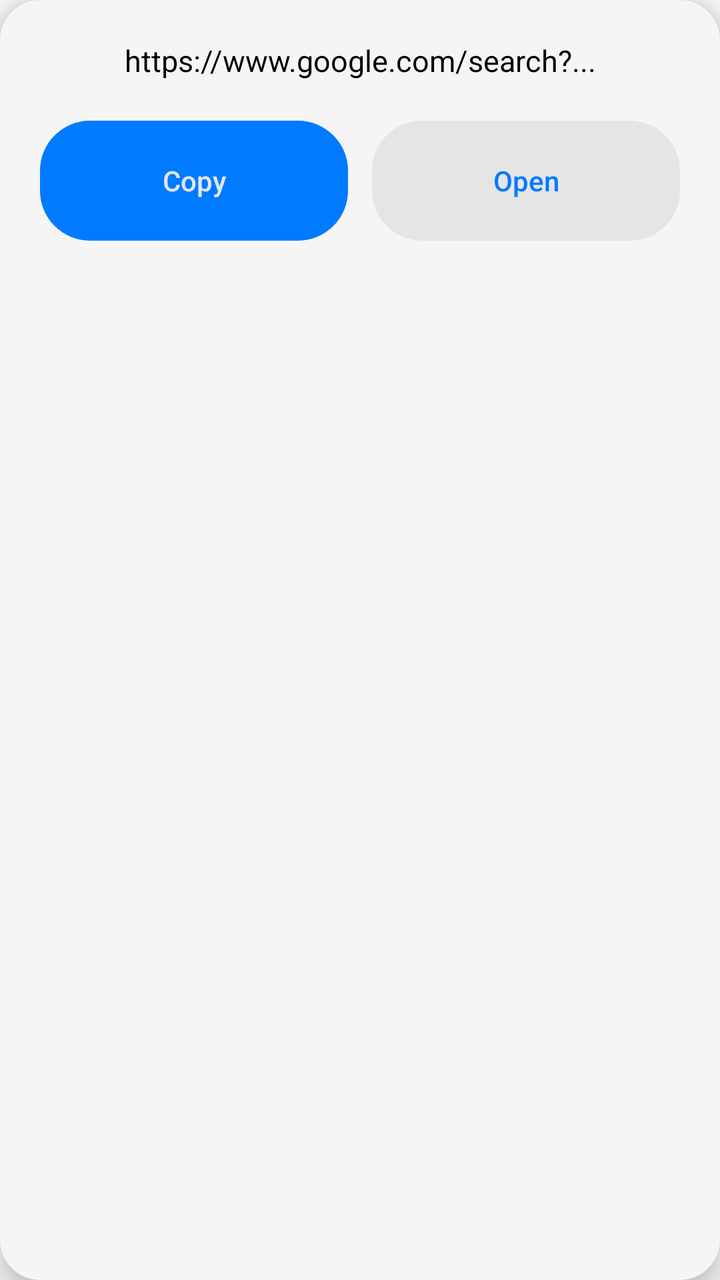
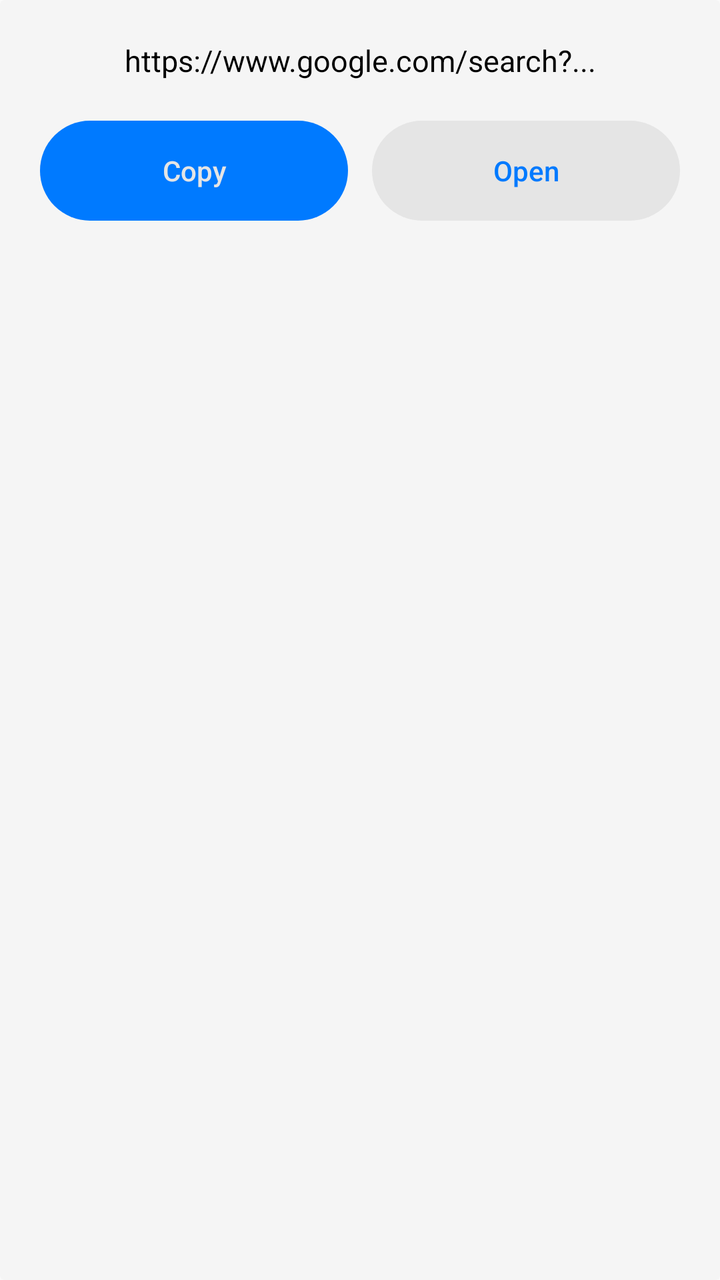

Two renders of the same Android screen: before a commit and after it. Below are the layout's source before the change and the commit's diff.
<!-- AndroidManifest.xml: application theme Theme.Design.Light.NoActionBar -->
<!-- res/layout/dialog_context_menu.xml -->
<androidx.cardview.widget.CardView 
    xmlns:android="http://schemas.android.com/apk/res/android"
    xmlns:app="http://schemas.android.com/apk/res-auto"
    android:layout_width="320dp"
    android:layout_height="wrap_content"
    app:cardCornerRadius="20dp"
    app:cardElevation="10dp"
    android:backgroundTint="#f5f5f5">

    <LinearLayout
        android:layout_width="match_parent"
        android:layout_height="wrap_content"
        android:orientation="vertical"
        android:padding="20dp">

        <TextView 
            android:id="@+id/tv_url"
            android:layout_width="match_parent"
            android:layout_height="wrap_content"
            android:text="https://www.google.com/search?..."
            android:textSize="15sp"
            android:gravity="center"
            android:textColor="#000000"
            android:maxLines="3"
            android:ellipsize="end"
            android:paddingBottom="20dp"/>

        <LinearLayout
            android:layout_width="match_parent"
            android:layout_height="wrap_content"
            android:orientation="horizontal"
            android:weightSum="2">

            <Button
                android:id="@+id/btn_copy"
                android:layout_width="0dp"
                android:layout_weight="1"
                android:layout_height="60dp"
                android:layout_marginEnd="6dp"
                android:text="Copy"
                android:textAllCaps="false"
                android:textColor="#E5E5E5"
                android:backgroundTint="#007AFF" 
                android:background="@drawable/capsule_button_blue" />

            <Button
                android:id="@+id/btn_open"
                android:layout_width="0dp"
                android:layout_weight="1"
                android:layout_height="60dp"
                android:layout_marginStart="6dp"
                android:text="Open"
                android:textAllCaps="false"
                android:textColor="#007AFF"
                android:backgroundTint="#E5E5E5" 
                android:background="@drawable/capsule_button_blue" />
        </LinearLayout>
    </LinearLayout>
</androidx.cardview.widget.CardView>
<!-- resources referenced by this layout -->
<resources>
  <!-- drawable capsule_button_blue (drawable) -->
  <?xml version="1.0" encoding="utf-8"?>
  <shape xmlns:android="http://schemas.android.com/apk/res/android" android:shape="rectangle">
      <corners android:radius="25dp"/>
  </shape>
</resources>

<!-- the commit's change to res/layout/dialog_context_menu.xml (unified diff, before → after) -->
@@ -3,8 +3,8 @@
     xmlns:app="http://schemas.android.com/apk/res-auto"
     android:layout_width="320dp"
     android:layout_height="wrap_content"
-    app:cardCornerRadius="20dp"
-    app:cardElevation="10dp"
+    app:shapeAppearanceOverlay="@drawable/apple_style_shape"
+    app:cardElevation="0dp"
     android:backgroundTint="#f5f5f5">
 
     <LinearLayout
@@ -35,7 +35,7 @@
                 android:id="@+id/btn_copy"
                 android:layout_width="0dp"
                 android:layout_weight="1"
-                android:layout_height="60dp"
+                android:layout_height="50dp"
                 android:layout_marginEnd="6dp"
                 android:text="Copy"
                 android:textAllCaps="false"
@@ -47,7 +47,7 @@
                 android:id="@+id/btn_open"
                 android:layout_width="0dp"
                 android:layout_weight="1"
-                android:layout_height="60dp"
+                android:layout_height="50dp"
                 android:layout_marginStart="6dp"
                 android:text="Open"
                 android:textAllCaps="false"
<!-- resource entries referenced after the edit -->
@@ -1,5 +1,14 @@
 <!-- resources referenced by this layout -->
 <resources>
+  <!-- drawable apple_style_shape (drawable) -->
+  <?xml version="1.0" encoding="utf-8"?>
+  <layer-list xmlns:android="http://schemas.android.com/apk/res/android">
+      <item>
+          <shape android:shape="rectangle">
+              <corners android:radius="32dp" />
+          </shape>
+      </item>
+  </layer-list>
   <!-- drawable capsule_button_blue (drawable) -->
   <?xml version="1.0" encoding="utf-8"?>
   <shape xmlns:android="http://schemas.android.com/apk/res/android" android:shape="rectangle">
